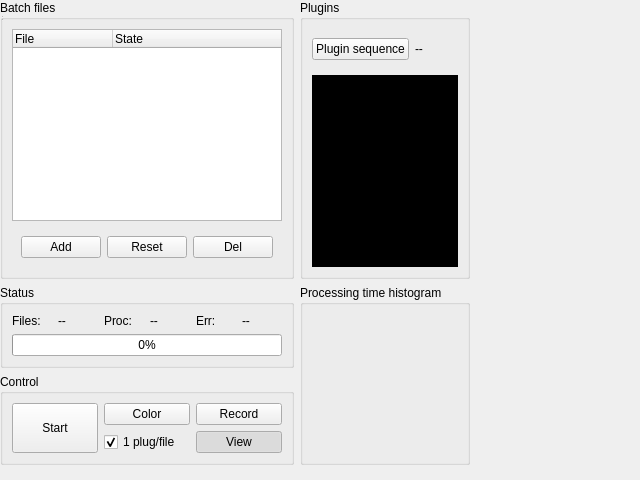
The window that workflow/tools/ui/batchfilterswidget.ui (cseyve/piaf) describes before a commit, drawn with Qt 5.
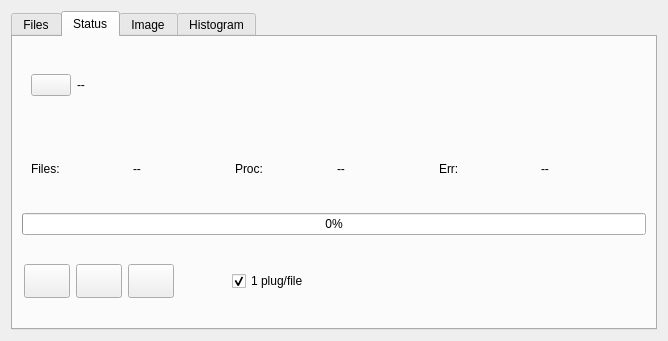
The same window after the commit. Icons and pictures are not drawn. Custom widgets are drawn as their Qt base class.

Diff of the .ui file:
```diff
--- a/workflow/tools/ui/batchfilterswidget.ui
+++ b/workflow/tools/ui/batchfilterswidget.ui
@@ -6,8 +6,8 @@
    <rect>
     <x>0</x>
     <y>0</y>
-    <width>640</width>
-    <height>480</height>
+    <width>668</width>
+    <height>341</height>
    </rect>
   </property>
   <property name="windowTitle">
@@ -17,20 +17,120 @@
    <iconset resource="../../piaf.qrc">
     <normaloff>:/images/22x22/system-run.png</normaloff>:/images/22x22/system-run.png</iconset>
   </property>
-  <widget class="QWidget" name="centralwidget">
-   <layout class="QGridLayout" name="gridLayout">
-    <item row="0" column="0">
-     <widget class="QGroupBox" name="groupBox">
-      <property name="sizePolicy">
-       <sizepolicy hsizetype="Preferred" vsizetype="Expanding">
-        <horstretch>0</horstretch>
-        <verstretch>0</verstretch>
-       </sizepolicy>
-      </property>
-      <property name="title">
-       <string>Batch files</string>
-      </property>
-      <layout class="QVBoxLayout" name="verticalLayout_3">
+  <layout class="QGridLayout" name="gridLayout">
+   <item row="0" column="0">
+    <widget class="QTabWidget" name="tabWidget">
+     <property name="currentIndex">
+      <number>1</number>
+     </property>
+     <widget class="QWidget" name="tab_3">
+      <attribute name="title">
+       <string>Files</string>
+      </attribute>
+      <layout class="QHBoxLayout" name="horizontalLayout_3">
+       <item>
+        <widget class="QWidget" name="buttonsWidget" native="true">
+         <layout class="QVBoxLayout" name="verticalLayout_4">
+          <property name="spacing">
+           <number>1</number>
+          </property>
+          <property name="leftMargin">
+           <number>0</number>
+          </property>
+          <property name="topMargin">
+           <number>1</number>
+          </property>
+          <property name="rightMargin">
+           <number>0</number>
+          </property>
+          <property name="bottomMargin">
+           <number>1</number>
+          </property>
+          <item>
+           <widget class="QPushButton" name="delButton">
+            <property name="maximumSize">
+             <size>
+              <width>32</width>
+              <height>16777215</height>
+             </size>
+            </property>
+            <property name="toolTip">
+             <string>Remove selected files</string>
+            </property>
+            <property name="text">
+             <string/>
+            </property>
+            <property name="icon">
+             <iconset resource="../../../main/piaf.qrc">
+              <normaloff>:/images/22x22/list-remove.png</normaloff>:/images/22x22/list-remove.png</iconset>
+            </property>
+            <property name="shortcut">
+             <string>Del</string>
+            </property>
+           </widget>
+          </item>
+          <item>
+           <widget class="QPushButton" name="resetButton">
+            <property name="maximumSize">
+             <size>
+              <width>32</width>
+              <height>16777215</height>
+             </size>
+            </property>
+            <property name="toolTip">
+             <string>Reset state to unprocessed</string>
+            </property>
+            <property name="text">
+             <string/>
+            </property>
+            <property name="icon">
+             <iconset resource="../../../main/piaf.qrc">
+              <normaloff>:/images/22x22/edit-undo.png</normaloff>:/images/22x22/edit-undo.png</iconset>
+            </property>
+            <property name="shortcut">
+             <string>Ctrl+R</string>
+            </property>
+           </widget>
+          </item>
+          <item>
+           <widget class="QPushButton" name="addButton">
+            <property name="maximumSize">
+             <size>
+              <width>32</width>
+              <height>16777215</height>
+             </size>
+            </property>
+            <property name="toolTip">
+             <string>Add new files</string>
+            </property>
+            <property name="text">
+             <string/>
+            </property>
+            <property name="icon">
+             <iconset resource="../../../main/piaf.qrc">
+              <normaloff>:/images/22x22/list-add.png</normaloff>:/images/22x22/list-add.png</iconset>
+            </property>
+            <property name="shortcut">
+             <string>Ctrl+O</string>
+            </property>
+           </widget>
+          </item>
+          <item>
+           <spacer name="verticalSpacer">
+            <property name="orientation">
+             <enum>Qt::Vertical</enum>
+            </property>
+            <property name="sizeHint" stdset="0">
+             <size>
+              <width>20</width>
+              <height>40</height>
+             </size>
+            </property>
+           </spacer>
+          </item>
+         </layout>
+        </widget>
+       </item>
        <item>
         <widget class="QTreeWidget" name="filesTreeWidget">
          <property name="toolTip">
@@ -64,94 +164,23 @@
          </column>
         </widget>
        </item>
-       <item>
-        <widget class="QWidget" name="buttonsWidget" native="true">
-         <layout class="QHBoxLayout" name="horizontalLayout_2">
-          <item>
-           <widget class="QPushButton" name="addButton">
-            <property name="toolTip">
-             <string>Add new files</string>
-            </property>
-            <property name="text">
-             <string>Add</string>
-            </property>
-            <property name="icon">
-             <iconset resource="../../piaf.qrc">
-              <normaloff>:/images/22x22/list-add.png</normaloff>:/images/22x22/list-add.png</iconset>
-            </property>
-            <property name="shortcut">
-             <string>Ctrl+O</string>
-            </property>
-           </widget>
-          </item>
-          <item>
-           <widget class="QPushButton" name="resetButton">
-            <property name="toolTip">
-             <string>Reset state to unprocessed</string>
-            </property>
-            <property name="text">
-             <string>Reset</string>
-            </property>
-            <property name="icon">
-             <iconset resource="../../piaf.qrc">
-              <normaloff>:/images/22x22/edit-undo.png</normaloff>:/images/22x22/edit-undo.png</iconset>
-            </property>
-            <property name="shortcut">
-             <string>Ctrl+R</string>
-            </property>
-           </widget>
-          </item>
-          <item>
-           <widget class="QPushButton" name="delButton">
-            <property name="toolTip">
-             <string>Remove selected files</string>
-            </property>
-            <property name="text">
-             <string>Del</string>
-            </property>
-            <property name="icon">
-             <iconset resource="../../piaf.qrc">
-              <normaloff>:/images/22x22/list-remove.png</normaloff>:/images/22x22/list-remove.png</iconset>
-            </property>
-            <property name="shortcut">
-             <string>Del</string>
-            </property>
-           </widget>
-          </item>
-         </layout>
-        </widget>
-       </item>
       </layout>
      </widget>
-    </item>
-    <item row="0" column="1">
-     <widget class="QGroupBox" name="groupBox_2">
-      <property name="sizePolicy">
-       <sizepolicy hsizetype="Expanding" vsizetype="Expanding">
-        <horstretch>0</horstretch>
-        <verstretch>0</verstretch>
-       </sizepolicy>
-      </property>
-      <property name="title">
-       <string>Plugins</string>
-      </property>
-      <layout class="QVBoxLayout" name="verticalLayout">
+     <widget class="QWidget" name="tab_4">
+      <attribute name="title">
+       <string>Status</string>
+      </attribute>
+      <layout class="QVBoxLayout" name="verticalLayout_3">
        <item>
         <widget class="QWidget" name="widget" native="true">
          <layout class="QHBoxLayout" name="horizontalLayout">
-          <property name="leftMargin">
-           <number>0</number>
-          </property>
-          <property name="rightMargin">
-           <number>0</number>
-          </property>
           <item>
            <widget class="QPushButton" name="loadButton">
             <property name="toolTip">
              <string>Load plugin sequence</string>
             </property>
             <property name="text">
-             <string>Plugin sequence</string>
+             <string/>
             </property>
             <property name="icon">
              <iconset resource="../../piaf.qrc">
@@ -161,6 +190,12 @@
           </item>
           <item>
            <widget class="QLabel" name="sequenceLabel">
+            <property name="sizePolicy">
+             <sizepolicy hsizetype="Expanding" vsizetype="Preferred">
+              <horstretch>0</horstretch>
+              <verstretch>0</verstretch>
+             </sizepolicy>
+            </property>
             <property name="text">
              <string>--</string>
             </property>
@@ -173,117 +208,195 @@
         </widget>
        </item>
        <item>
-        <widget class="ImageWidget" name="imageLabel" native="true">
-         <property name="sizePolicy">
-          <sizepolicy hsizetype="Preferred" vsizetype="Expanding">
-           <horstretch>0</horstretch>
-           <verstretch>0</verstretch>
-          </sizepolicy>
+        <widget class="QWidget" name="widget_3" native="true">
+         <layout class="QHBoxLayout" name="horizontalLayout_4">
+          <item>
+           <widget class="QLabel" name="label">
+            <property name="sizePolicy">
+             <sizepolicy hsizetype="Minimum" vsizetype="Preferred">
+              <horstretch>0</horstretch>
+              <verstretch>0</verstretch>
+             </sizepolicy>
+            </property>
+            <property name="text">
+             <string>Files:</string>
+            </property>
+           </widget>
+          </item>
+          <item>
+           <widget class="QLabel" name="nbFilesLabel">
+            <property name="sizePolicy">
+             <sizepolicy hsizetype="Preferred" vsizetype="Preferred">
+              <horstretch>0</horstretch>
+              <verstretch>0</verstretch>
+             </sizepolicy>
+            </property>
+            <property name="toolTip">
+             <string>Number of files in process list</string>
+            </property>
+            <property name="text">
+             <string>--</string>
+            </property>
+           </widget>
+          </item>
+          <item>
+           <widget class="QLabel" name="label_2">
+            <property name="text">
+             <string>Proc:</string>
+            </property>
+           </widget>
+          </item>
+          <item>
+           <widget class="QLabel" name="nbProcLabel">
+            <property name="text">
+             <string>--</string>
+            </property>
+           </widget>
+          </item>
+          <item>
+           <widget class="QLabel" name="label_3">
+            <property name="text">
+             <string>Err:</string>
+            </property>
+           </widget>
+          </item>
+          <item>
+           <widget class="QLabel" name="nbErrLabel">
+            <property name="text">
+             <string>--</string>
+            </property>
+           </widget>
+          </item>
+         </layout>
+        </widget>
+       </item>
+       <item>
+        <widget class="QProgressBar" name="progressBar">
+         <property name="value">
+          <number>0</number>
          </property>
-         <property name="styleSheet">
-          <string notr="true">background-color: rgb(0, 0, 0);</string>
-         </property>
+        </widget>
+       </item>
+       <item>
+        <widget class="QWidget" name="widget_4" native="true">
+         <widget class="QCheckBox" name="reloadPluginCheckBox">
+          <property name="geometry">
+           <rect>
+            <x>210</x>
+            <y>30</y>
+            <width>89</width>
+            <height>20</height>
+           </rect>
+          </property>
+          <property name="toolTip">
+           <string>Reload plugins at every change of file</string>
+          </property>
+          <property name="statusTip">
+           <string>Reload the plugins at every change of file. If unchecked, all the images will be processed by the same plugin processus (beware of image size changes).</string>
+          </property>
+          <property name="text">
+           <string>1 plug/file</string>
+          </property>
+          <property name="checked">
+           <bool>true</bool>
+          </property>
+         </widget>
+         <widget class="QPushButton" name="playPauseButton">
+          <property name="geometry">
+           <rect>
+            <x>2</x>
+            <y>23</y>
+            <width>46</width>
+            <height>34</height>
+           </rect>
+          </property>
+          <property name="toolTip">
+           <string>Start processing or pause it</string>
+          </property>
+          <property name="statusTip">
+           <string>Start processing or pause it</string>
+          </property>
+          <property name="text">
+           <string/>
+          </property>
+          <property name="icon">
+           <iconset resource="../../ema.qrc">
+            <normaloff>:/icons/22x22/media-playback-start.png</normaloff>
+            <disabledoff>:/icons/22x22/media-playback-pause.png</disabledoff>:/icons/22x22/media-playback-start.png</iconset>
+          </property>
+         </widget>
+         <widget class="QPushButton" name="greyButton">
+          <property name="geometry">
+           <rect>
+            <x>54</x>
+            <y>23</y>
+            <width>46</width>
+            <height>34</height>
+           </rect>
+          </property>
+          <property name="toolTip">
+           <string>if down, the images will be converted to grayscale before processing</string>
+          </property>
+          <property name="statusTip">
+           <string>Process input files in color or in grayscale: conversion is done before sending the images to plugins</string>
+          </property>
+          <property name="text">
+           <string/>
+          </property>
+          <property name="icon">
+           <iconset resource="../../../main/piaf.qrc">
+            <normaloff>:/images/22x22/view-color.png</normaloff>
+            <activeon>:/images/22x22/view-gray.png</activeon>:/images/22x22/view-color.png</iconset>
+          </property>
+          <property name="checkable">
+           <bool>true</bool>
+          </property>
+         </widget>
+         <widget class="QPushButton" name="recordButton">
+          <property name="geometry">
+           <rect>
+            <x>106</x>
+            <y>23</y>
+            <width>46</width>
+            <height>34</height>
+           </rect>
+          </property>
+          <property name="toolTip">
+           <string>Record output image or movies</string>
+          </property>
+          <property name="statusTip">
+           <string>Record output image when inputs are still images or movies when inputs are movies</string>
+          </property>
+          <property name="whatsThis">
+           <string>Record output image or movies</string>
+          </property>
+          <property name="text">
+           <string/>
+          </property>
+          <property name="icon">
+           <iconset resource="../../../main/piaf.qrc">
+            <normaloff>:/images/22x22/media-record.png</normaloff>:/images/22x22/media-record.png</iconset>
+          </property>
+          <property name="checkable">
+           <bool>true</bool>
+          </property>
+         </widget>
         </widget>
        </item>
       </layout>
      </widget>
-    </item>
-    <item row="2" column="0">
-     <widget class="QGroupBox" name="controlGroupBox">
-      <property name="enabled">
-       <bool>true</bool>
-      </property>
-      <property name="title">
-       <string>Control</string>
-      </property>
-      <layout class="QGridLayout" name="gridLayout_2">
-       <item row="0" column="4">
-        <widget class="QPushButton" name="recordButton">
-         <property name="toolTip">
-          <string>Record output image or movies</string>
-         </property>
-         <property name="statusTip">
-          <string>Record output image when inputs are still images or movies when inputs are movies</string>
-         </property>
-         <property name="whatsThis">
-          <string>Record output image or movies</string>
-         </property>
-         <property name="text">
-          <string>Record</string>
-         </property>
-         <property name="icon">
-          <iconset resource="../../piaf.qrc">
-           <normaloff>:/images/22x22/media-record.png</normaloff>:/images/22x22/media-record.png</iconset>
-         </property>
-         <property name="checkable">
-          <bool>true</bool>
-         </property>
-        </widget>
-       </item>
-       <item row="0" column="3">
-        <widget class="QPushButton" name="greyButton">
-         <property name="toolTip">
-          <string>if down, the images will be converted to grayscale before processing</string>
-         </property>
-         <property name="statusTip">
-          <string>Process input files in color or in grayscale: conversion is done before sending the images to plugins</string>
-         </property>
-         <property name="text">
-          <string>Color</string>
-         </property>
-         <property name="icon">
-          <iconset resource="../../piaf.qrc">
-           <normaloff>:/images/22x22/view-color.png</normaloff>
-           <activeon>:/images/22x22/view-gray.png</activeon>:/images/22x22/view-color.png</iconset>
-         </property>
-         <property name="checkable">
-          <bool>true</bool>
-         </property>
-        </widget>
-       </item>
-       <item row="0" column="1" rowspan="2">
-        <widget class="QPushButton" name="playPauseButton">
-         <property name="enabled">
-          <bool>true</bool>
-         </property>
-         <property name="sizePolicy">
-          <sizepolicy hsizetype="Minimum" vsizetype="Expanding">
-           <horstretch>0</horstretch>
-           <verstretch>0</verstretch>
-          </sizepolicy>
-         </property>
-         <property name="statusTip">
-          <string>Start processing or pause it</string>
-         </property>
-         <property name="text">
-          <string>Start</string>
-         </property>
-         <property name="icon">
-          <iconset resource="../../piaf.qrc">
-           <normaloff>:/images/32x32/media-playback-start.png</normaloff>
-           <activeoff>:/images/32x32/media-playback-pause.png</activeoff>:/images/32x32/media-playback-start.png</iconset>
-         </property>
-         <property name="iconSize">
-          <size>
-           <width>32</width>
-           <height>32</height>
-          </size>
-         </property>
-         <property name="shortcut">
-          <string>Space</string>
-         </property>
-         <property name="checkable">
-          <bool>true</bool>
-         </property>
-        </widget>
-       </item>
-       <item row="1" column="4">
+     <widget class="QWidget" name="tab_6">
+      <attribute name="title">
+       <string>Image</string>
+      </attribute>
+      <layout class="QVBoxLayout" name="verticalLayout_5">
+       <item>
         <widget class="QPushButton" name="viewButton">
          <property name="toolTip">
           <string>Display the image output once per second</string>
          </property>
          <property name="text">
-          <string>View</string>
+          <string/>
          </property>
          <property name="icon">
           <iconset resource="../../piaf.qrc">
@@ -300,37 +413,26 @@
          </property>
         </widget>
        </item>
-       <item row="1" column="3">
-        <widget class="QCheckBox" name="reloadPluginCheckBox">
-         <property name="toolTip">
-          <string>Reload plugins at every change of file</string>
+       <item>
+        <widget class="ImageWidget" name="imageLabel" native="true">
+         <property name="sizePolicy">
+          <sizepolicy hsizetype="Preferred" vsizetype="Expanding">
+           <horstretch>0</horstretch>
+           <verstretch>0</verstretch>
+          </sizepolicy>
          </property>
-         <property name="statusTip">
-          <string>Reload the plugins at every change of file. If unchecked, all the images will be processed by the same plugin processus (beware of image size changes).</string>
-         </property>
-         <property name="text">
-          <string>1 plug/file</string>
-         </property>
-         <property name="checked">
-          <bool>true</bool>
+         <property name="styleSheet">
+          <string notr="true">background-color: rgb(0, 0, 0);</string>
          </property>
         </widget>
        </item>
       </layout>
      </widget>
-    </item>
-    <item row="1" column="1" rowspan="2">
-     <widget class="QGroupBox" name="timeHistoGroupBox">
-      <property name="sizePolicy">
-       <sizepolicy hsizetype="Preferred" vsizetype="Expanding">
-        <horstretch>0</horstretch>
-        <verstretch>0</verstretch>
-       </sizepolicy>
-      </property>
-      <property name="title">
-       <string>Processing time histogram</string>
-      </property>
-      <layout class="QVBoxLayout" name="verticalLayout_2">
+     <widget class="QWidget" name="tab_5">
+      <attribute name="title">
+       <string>Histogram</string>
+      </attribute>
+      <layout class="QVBoxLayout" name="verticalLayout_6">
        <item>
         <widget class="TimeHistogramWidget" name="timeHistoWidget" native="true">
          <property name="toolTip">
@@ -343,83 +445,9 @@
        </item>
       </layout>
      </widget>
-    </item>
-    <item row="1" column="0">
-     <widget class="QGroupBox" name="groupBox_4">
-      <property name="title">
-       <string>Status</string>
-      </property>
-      <layout class="QGridLayout" name="gridLayout_3">
-       <item row="0" column="0">
-        <widget class="QLabel" name="label">
-         <property name="sizePolicy">
-          <sizepolicy hsizetype="Minimum" vsizetype="Preferred">
-           <horstretch>0</horstretch>
-           <verstretch>0</verstretch>
-          </sizepolicy>
-         </property>
-         <property name="text">
-          <string>Files:</string>
-         </property>
-        </widget>
-       </item>
-       <item row="0" column="1">
-        <widget class="QLabel" name="nbFilesLabel">
-         <property name="sizePolicy">
-          <sizepolicy hsizetype="Preferred" vsizetype="Preferred">
-           <horstretch>0</horstretch>
-           <verstretch>0</verstretch>
-          </sizepolicy>
-         </property>
-         <property name="toolTip">
-          <string>Number of files in process list</string>
-         </property>
-         <property name="text">
-          <string>--</string>
-         </property>
-        </widget>
-       </item>
-       <item row="0" column="2">
-        <widget class="QLabel" name="label_2">
-         <property name="text">
-          <string>Proc:</string>
-         </property>
-        </widget>
-       </item>
-       <item row="0" column="3">
-        <widget class="QLabel" name="nbProcLabel">
-         <property name="text">
-          <string>--</string>
-         </property>
-        </widget>
-       </item>
-       <item row="0" column="4">
-        <widget class="QLabel" name="label_3">
-         <property name="text">
-          <string>Err:</string>
-         </property>
-        </widget>
-       </item>
-       <item row="0" column="5">
-        <widget class="QLabel" name="nbErrLabel">
-         <property name="text">
-          <string>--</string>
-         </property>
-        </widget>
-       </item>
-       <item row="1" column="0" colspan="6">
-        <widget class="QProgressBar" name="progressBar">
-         <property name="value">
-          <number>0</number>
-         </property>
-        </widget>
-       </item>
-      </layout>
-     </widget>
-    </item>
-   </layout>
-  </widget>
-  <widget class="QStatusBar" name="statusbar"/>
+    </widget>
+   </item>
+  </layout>
  </widget>
  <customwidgets>
   <customwidget>
```
Left out of the diff: 11 changed lines with no effect on the pictures.
